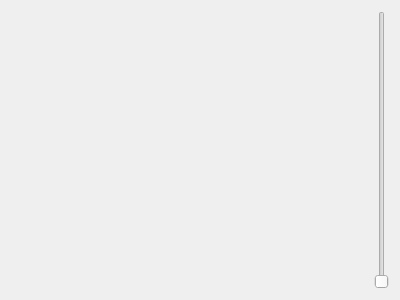
The window that examples/VerticalBarGauge/verticalbargauge.ui (glasgowneuro/Qt-custom-gauge-widget) describes before a commit, drawn with Qt 5.
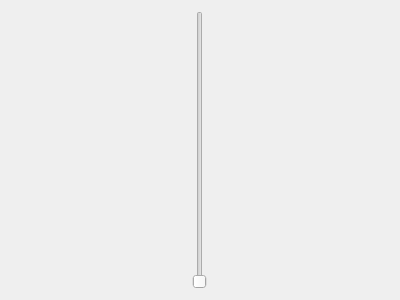
The same window after the commit.

Commit message: added right ruler for VerticalBarGauge

Patch:
```diff
--- a/examples/VerticalBarGauge/verticalbargauge.ui
+++ b/examples/VerticalBarGauge/verticalbargauge.ui
@@ -13,13 +13,8 @@
   <property name="windowTitle">
    <string>verticalbargauge</string>
   </property>
-  <layout class="QHBoxLayout" name="horizontalLayout">
-   <item>
-    <widget class="QWidget" name="widget" native="true">
-     <layout class="QVBoxLayout" name="verticalLayout"/>
-    </widget>
-   </item>
-   <item>
+  <layout class="QGridLayout" name="gridLayout">
+   <item row="0" column="0">
     <widget class="QSlider" name="verticalSlider">
      <property name="maximum">
       <number>100</number>
```
The commit also changes 1 other file.
